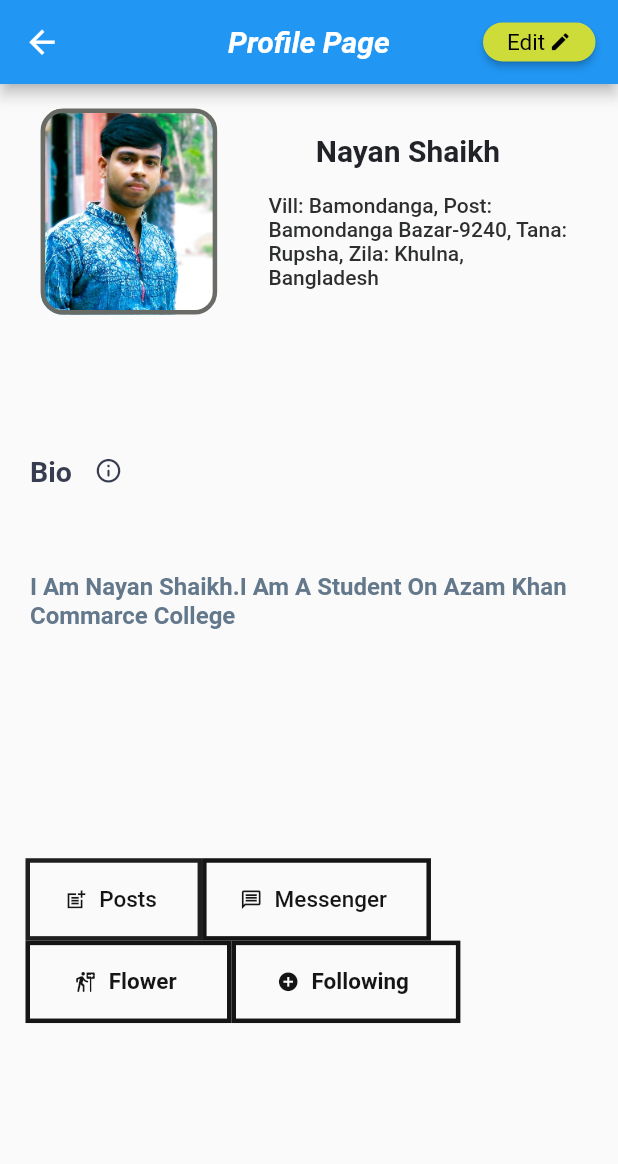
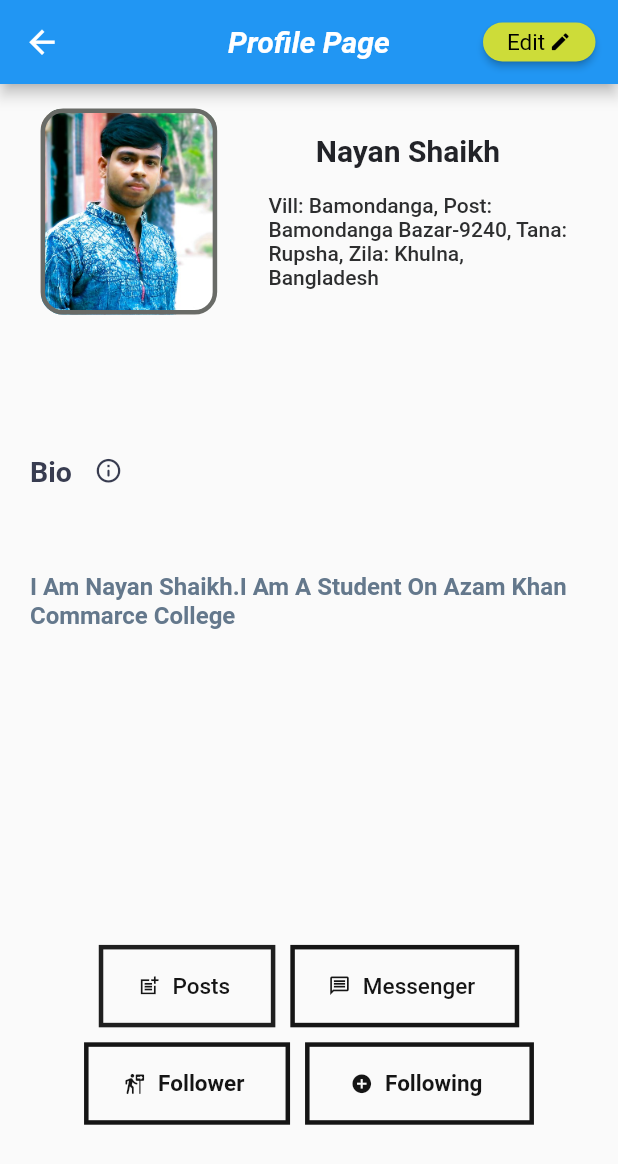
Before and after one commit to nayan0020/Nayan, a Flutter app: the ProfilePage screen opened directly, on a phone screen of 412 x 824 dp. Shown: the top 1164 px of the screen. Run offline on Flutter 3.47's test engine with Material 2 defaults, Android fonts, the phone set to English and light mode, and no system bars.

Commit message:
Add for towday

```diff
--- a/lib/profilepage.dart
+++ b/lib/profilepage.dart
@@ -226,7 +226,14 @@ class _ProfilePageState extends State<ProfilePage> {
                   height: MediaQuery.of(context).size.height/3.5,
                   width: MediaQuery.of(context).size.width,
                   margin: EdgeInsets.symmetric(horizontal: 17),
+                  child: Align(
+                    alignment: Alignment.center,
                   child: Wrap(
+                    spacing: 10,
+                      runSpacing: 10,
+                      alignment: WrapAlignment.center,
+                      crossAxisAlignment: WrapCrossAlignment.center,
+                      direction: Axis.horizontal,
                       children:[
 
                         //post button container
@@ -282,7 +289,7 @@ class _ProfilePageState extends State<ProfilePage> {
                             onPressed: (){
                               Navigator.push(context,
                                 MaterialPageRoute(builder:
-                                    (context)=>Messenger_page(),
+                                    (context)=>Messenger_page( ),
                                 ),
                               );
                             },
@@ -328,7 +335,7 @@ class _ProfilePageState extends State<ProfilePage> {
                               color: Color.fromRGBO(21, 21, 21, 1),
                             ),
                             label: Text(
-                              "Flower",
+                              "Follower",
                               style: TextStyle(
                                 fontSize: 15,
                                 fontWeight: FontWeight.w700,
@@ -376,6 +383,7 @@ class _ProfilePageState extends State<ProfilePage> {
                       ]
                   )
               ),
+              ),
 
             ],
           ),
```
